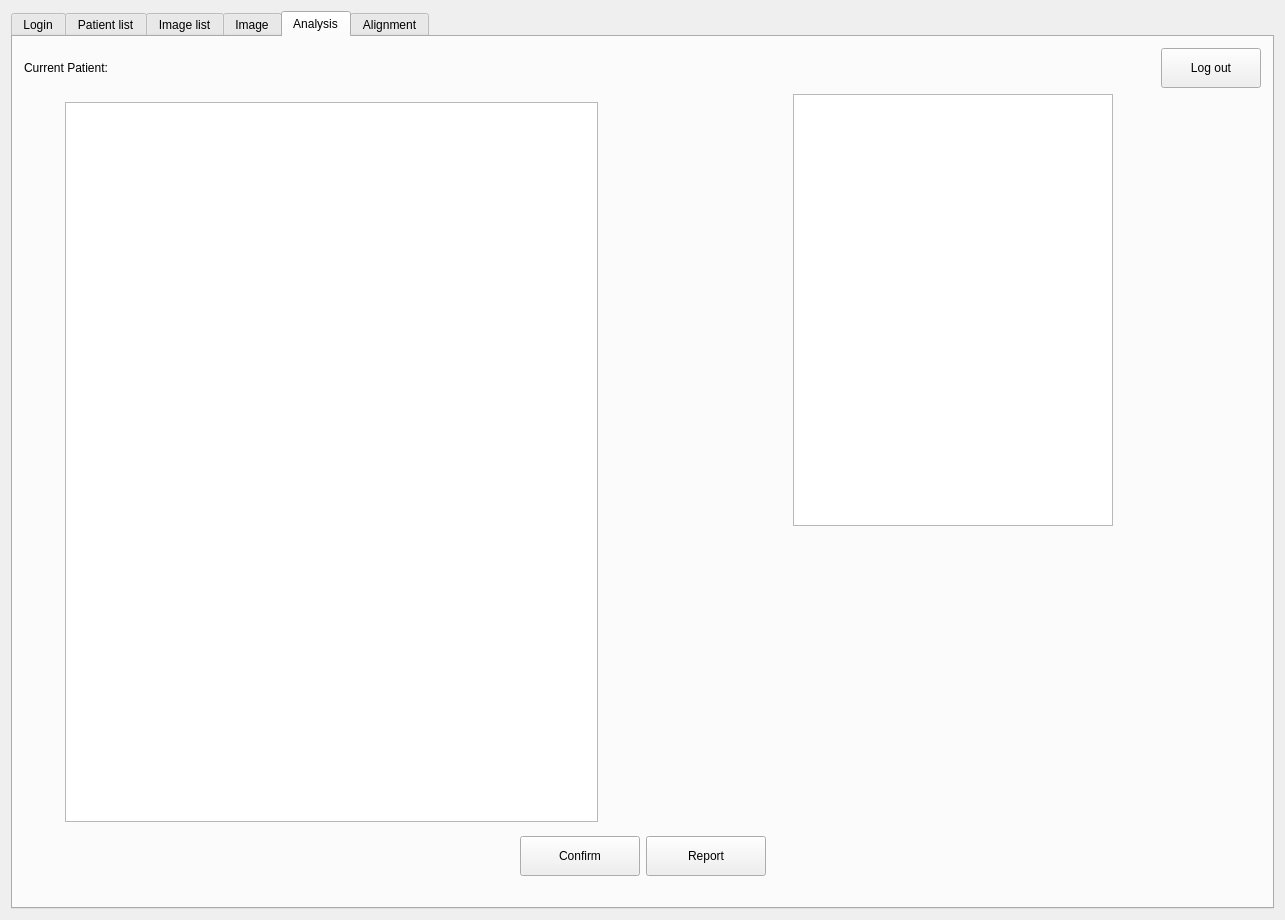
This is DesktopApp/desktopapp.ui in michaelfong2017/landmark-annotator-desktop as Qt 5 draws it before an edit. The edited form follows.
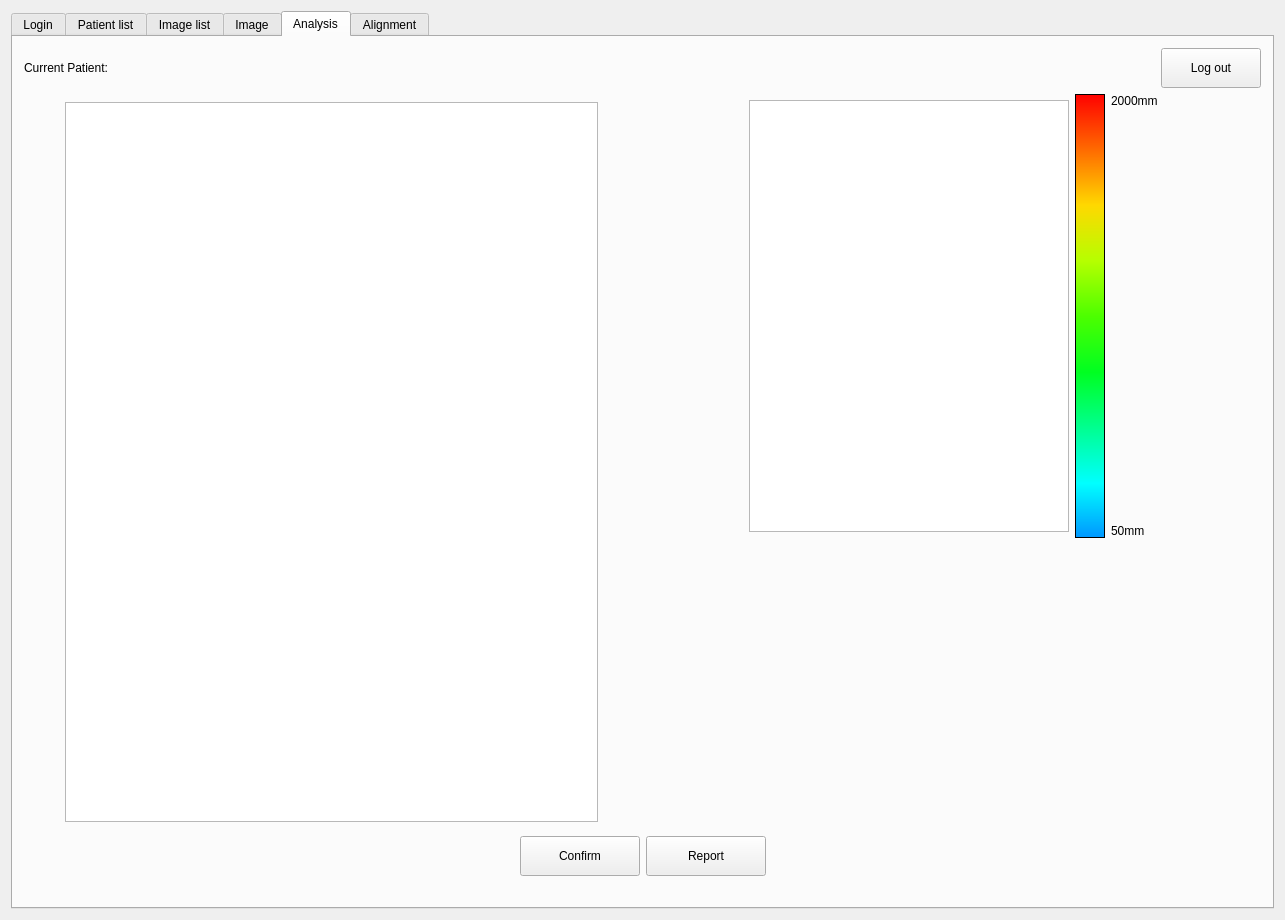
This is the edited form. The open tabs and pages were chosen to show the change.

Commit message: - Analysis tab: Linear gradient color bar and its layout. - Analysis tab: Display lower depth value and upper depth value.

```diff
--- a/DesktopApp/desktopapp.ui
+++ b/DesktopApp/desktopapp.ui
@@ -1532,7 +1532,22 @@
            </item>
            <item>
             <layout class="QVBoxLayout" name="verticalLayout_18">
-             <item alignment="Qt::AlignHCenter">
+             <item>
+              <layout class="QHBoxLayout" name="horizontalLayout_18">
+               <item>
+                <spacer name="horizontalSpacer_21">
+                 <property name="orientation">
+                  <enum>Qt::Horizontal</enum>
+                 </property>
+                 <property name="sizeHint" stdset="0">
+                  <size>
+                   <width>40</width>
+                   <height>20</height>
+                  </size>
+                 </property>
+                </spacer>
+               </item>
+               <item>
               <widget class="QGraphicsView" name="graphicsViewAnnotation2">
                <property name="sizePolicy">
                 <sizepolicy hsizetype="Fixed" vsizetype="Fixed">
@@ -1552,11 +1567,70 @@
               </widget>
              </item>
              <item>
+                <widget class="QGraphicsView" name="graphicsView">
+                 <property name="maximumSize">
+                  <size>
+                   <width>30</width>
+                   <height>16777215</height>
+                  </size>
+                 </property>
+                 <property name="styleSheet">
+                  <string notr="true">background: qlineargradient( x1:0 y1:0, x2:0 y2:1, stop:0 #FF0000, stop:0.125 #FF6A00, stop:0.25 #FFD800, stop:0.375 #B6FF00, stop:0.5 #4CFF00, stop:0.625 #00FF21, stop:0.75 #00FF90, stop:0.875 #00FFFF, stop:1 #0094FF);</string>
+                 </property>
+                </widget>
+               </item>
+               <item>
+                <layout class="QVBoxLayout" name="verticalLayout_14">
+                 <item>
+                  <widget class="QLabel" name="upperLabel">
+                   <property name="text">
+                    <string>2000mm</string>
+                   </property>
+                  </widget>
+                 </item>
+                 <item>
+                  <spacer name="verticalSpacer_10">
+                   <property name="orientation">
+                    <enum>Qt::Vertical</enum>
+                   </property>
+                   <property name="sizeHint" stdset="0">
+                    <size>
+                     <width>20</width>
+                     <height>40</height>
+                    </size>
+                   </property>
+                  </spacer>
+                 </item>
+                 <item>
+                  <widget class="QLabel" name="lowerLabel">
+                   <property name="text">
+                    <string>50mm</string>
+                   </property>
+                  </widget>
+                 </item>
+                </layout>
+               </item>
+               <item>
+                <spacer name="horizontalSpacer_22">
+                 <property name="orientation">
+                  <enum>Qt::Horizontal</enum>
+                 </property>
+                 <property name="sizeHint" stdset="0">
+                  <size>
+                   <width>40</width>
+                   <height>20</height>
+                  </size>
+                 </property>
+                </spacer>
+               </item>
+              </layout>
+             </item>
+             <item>
               <widget class="QLabel" name="annotationsText">
                <property name="minimumSize">
                 <size>
                  <width>0</width>
-                 <height>160</height>
+                 <height>140</height>
                 </size>
                </property>
                <property name="styleSheet">
@@ -1575,7 +1649,7 @@
                <property name="minimumSize">
                 <size>
                  <width>0</width>
-                 <height>160</height>
+                 <height>140</height>
                 </size>
                </property>
                <property name="styleSheet">
```
Left out of the diff: 2 changed lines with no effect on the pictures. Lines whose indentation alone changed are shown as unchanged. The commit also changes 1 other file.
